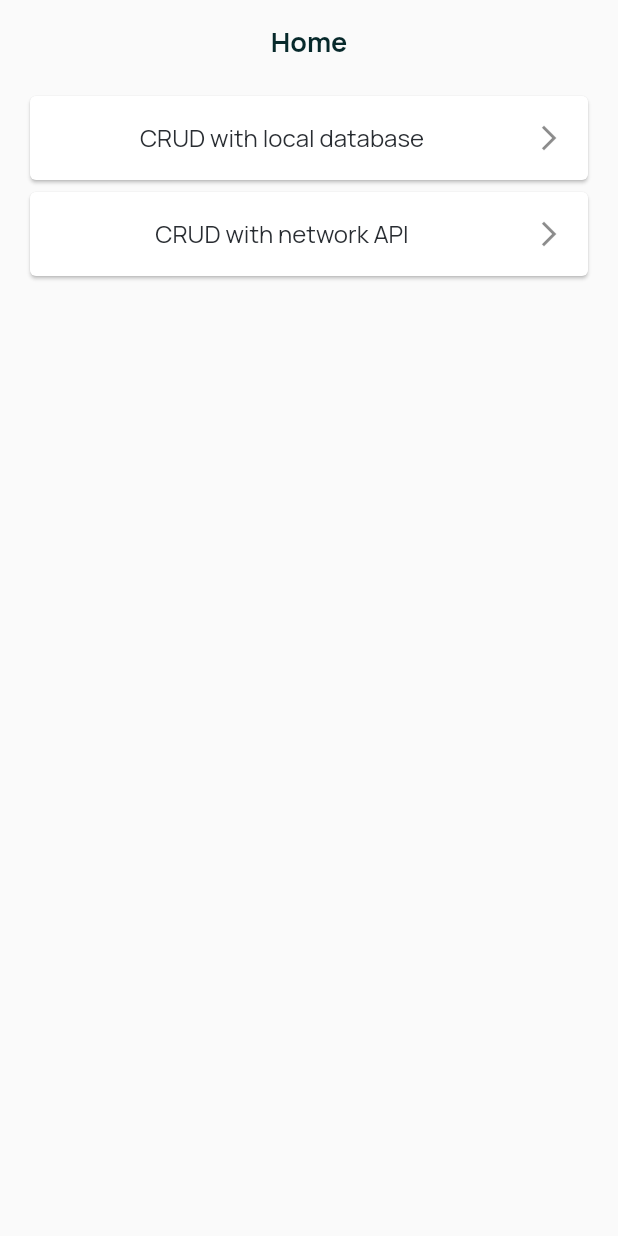
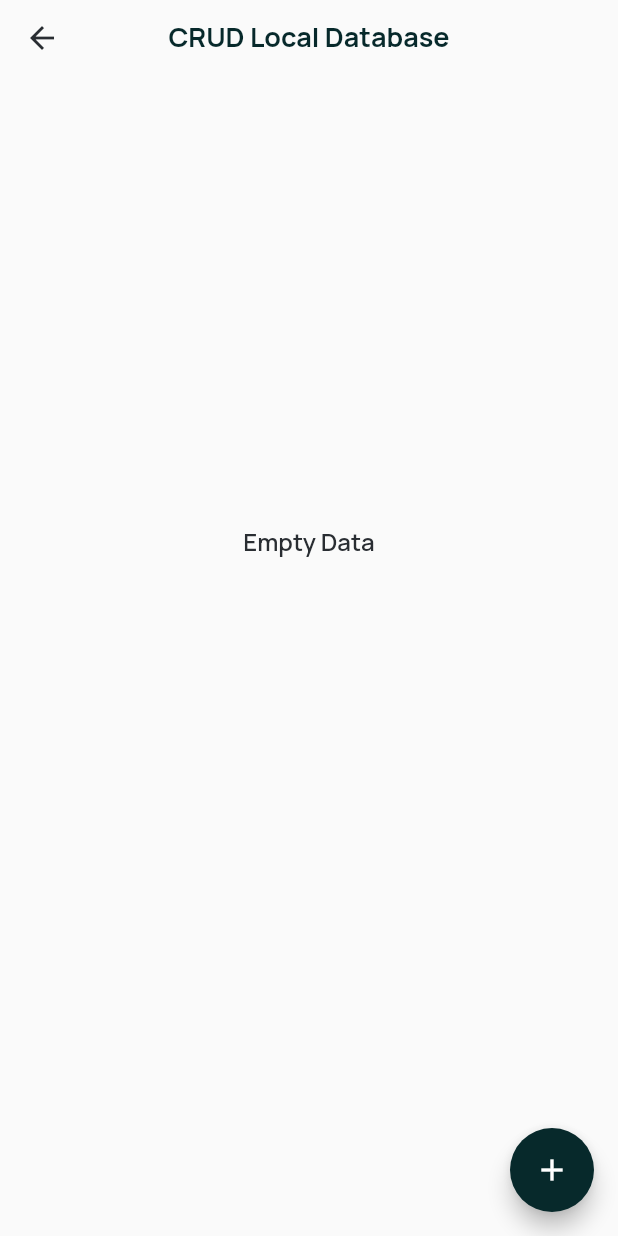
Before and after one commit to AfdulRohmat/crud_local_and_api_flutter, a Flutter app: the screen it shows after launch, after a tap on "CRUD with local database", on a phone screen of 412 x 824 dp. Run offline on Flutter 3.47's test engine with Material 2 defaults, Android fonts, the light colour scheme and no system bars; our stand-ins replace get, google_fonts, sqflite; accounts and stored records are empty; network calls fail.

Commit message:
crud local db done. All feature is finish, try to implement some additional features

```diff
--- /dev/null
+++ b/lib/data/database/db_helper.dart
@@ -0,0 +1,28 @@
+import 'package:path_provider/path_provider.dart';
+import 'package:path/path.dart';
+import 'package:sqflite/sqflite.dart';
+import 'dart:io' as io;
+
+class DBHelper {
+  static Database? _db;
+
+  Future<Database> get db async {
+    if (_db != null) {
+      return _db!;
+    }
+    _db = await initDatabase();
+    return _db!;
+  }
+
+  initDatabase() async {
+    io.Directory documentDirectory = await getApplicationDocumentsDirectory();
+    String path = join(documentDirectory.path, 'product.db');
+    var db = openDatabase(path, version: 1, onCreate: _onCreate);
+    return db;
+  }
+
+  _onCreate(Database db, int version) {
+    db.execute(
+        "CREATE TABLE product(id INTEGER PRIMARY KEY, title TEXT, price INTEGER, description TEXT)");
+  }
+}
--- a/lib/features/crud_api_feature/views/crud_api_screen.dart
+++ b/lib/features/crud_api_feature/views/crud_api_screen.dart
@@ -19,7 +19,7 @@ class CrudApiScreen extends StatelessWidget {
       appBar: PreferredSize(
         preferredSize: const Size.fromHeight(50),
         child: CustomAppBar(
-          title: "CRUD API",
+          title: "DATA FROM API",
           titleColor: CrudCustomColors.darkGreenMain,
           onLeadingTap: () {
             Get.back();
--- /dev/null
+++ b/lib/features/crud_local_feature/models/product_local_model.dart
@@ -0,0 +1,28 @@
+class ProductLocalModel {
+  ProductLocalModel({
+    this.id,
+    this.title,
+    this.price,
+    this.description,
+  });
+
+  int? id;
+  String? title;
+  double? price;
+  String? description;
+
+  factory ProductLocalModel.fromMap(Map<dynamic, dynamic> json) =>
+      ProductLocalModel(
+        id: json["id"],
+        title: json["title"],
+        price: json["price"].toDouble(),
+        description: json["description"],
+      );
+
+  Map<String, dynamic> toMap() => {
+        "id": id,
+        "title": title,
+        "price": price,
+        "description": description,
+      };
+}
--- /dev/null
+++ b/lib/features/crud_local_feature/repository/crud_local_repository.dart
@@ -0,0 +1,41 @@
+import 'package:produc_crud_app/data/database/db_helper.dart';
+import 'package:produc_crud_app/features/crud_local_feature/models/product_local_model.dart';
+
+class CrudLocalRepository {
+  DBHelper dbHelper = DBHelper();
+  String tableName = "product";
+
+  // GET ALL PRODUCT DATA
+  Future<List<ProductLocalModel>> getProducts() async {
+    var dbClient = await dbHelper.db;
+
+    List<Map> maps = await dbClient
+        .query(tableName, columns: ['id', 'title', 'price', 'description']);
+
+    List<ProductLocalModel> productLocal = [];
+
+    for (int i = 0; i < maps.length; i++) {
+      productLocal.add(ProductLocalModel.fromMap(maps[i]));
+    }
+    return productLocal;
+  }
+
+  // ADD PRODUCT TO DB
+  Future<int> addProductToDB(ProductLocalModel productLocalModel) async {
+    var dbClient = await dbHelper.db;
+    return await dbClient.insert(tableName, productLocalModel.toMap());
+  }
+
+  // UPDATE PRODUCT TO DB
+  Future<int> updateProduct(ProductLocalModel productLocalModel) async {
+    var dbClient = await dbHelper.db;
+    return await dbClient.update(tableName, productLocalModel.toMap(),
+        where: 'id = ?', whereArgs: [productLocalModel.id]);
+  }
+
+  // DELETE PRODUCT FROM DB
+  Future<int> deleteProduct(int id) async {
+    var dbClient = await dbHelper.db;
+    return await dbClient.delete(tableName, where: 'id = ?', whereArgs: [id]);
+  }
+}
--- /dev/null
+++ b/lib/features/crud_local_feature/view_model/crud_local_view_model.dart
@@ -0,0 +1,55 @@
+import 'package:flutter/cupertino.dart';
+import 'package:get/get.dart';
+import 'package:produc_crud_app/features/crud_local_feature/models/product_local_model.dart';
+import 'package:produc_crud_app/features/crud_local_feature/repository/crud_local_repository.dart';
+
+class CrudLocalViewModel extends GetxController {
+  var productList = <ProductLocalModel>[].obs;
+  CrudLocalRepository crudLocalRepository = CrudLocalRepository();
+  TextEditingController titleController = TextEditingController();
+  TextEditingController priceController = TextEditingController();
+  TextEditingController descController = TextEditingController();
+  var isLoading = false.obs;
+
+  setIsLoading(bool value) {
+    isLoading.value = value;
+  }
+
+  @override
+  void onInit() {
+    fetchAllProduct();
+    super.onInit();
+  }
+
+  // FETCH ALL DATA PRODUCT
+  fetchAllProduct() async {
+    setIsLoading(true);
+    var student = await crudLocalRepository.getProducts();
+    productList.value = student;
+    setIsLoading(false);
+  }
+
+  // ADD PRODUCT TO DB
+  addProduct(ProductLocalModel productLocalModel) {
+    setIsLoading(true);
+    crudLocalRepository.addProductToDB(productLocalModel);
+    fetchAllProduct();
+    setIsLoading(false);
+  }
+
+  // UPDATE PRODUCT
+  updateProduct(ProductLocalModel productLocalModel) {
+    setIsLoading(true);
+    crudLocalRepository.updateProduct(productLocalModel);
+    fetchAllProduct();
+    setIsLoading(false);
+  }
+
+  // DELETE PRODUCT
+  deleteProduct(int id) {
+    setIsLoading(true);
+    crudLocalRepository.deleteProduct(id);
+    fetchAllProduct();
+    setIsLoading(false);
+  }
+}
--- /dev/null
+++ b/lib/features/crud_local_feature/views/crud_local_screens.dart
@@ -0,0 +1,113 @@
+import 'package:flutter/cupertino.dart';
+import 'package:flutter/material.dart';
+import 'package:get/get.dart';
+import 'package:google_fonts/google_fonts.dart';
+import 'package:produc_crud_app/features/crud_local_feature/view_model/crud_local_view_model.dart';
+import 'package:produc_crud_app/features/crud_local_feature/views/add_edit_product_screen.dart';
+import 'package:produc_crud_app/features/crud_local_feature/views/widgets/custom_product_local_tile.dart';
+import 'package:produc_crud_app/res/colors/crud_custom_colors.dart';
+import 'package:produc_crud_app/utils/widgets/custom_appbar.dart';
+
+class CrudLocalScreen extends StatelessWidget {
+  CrudLocalScreen({super.key});
+
+  final CrudLocalViewModel crudLocalViewModel = Get.put(CrudLocalViewModel());
+
+  @override
+  Widget build(BuildContext context) {
+    return Scaffold(
+      appBar: PreferredSize(
+        preferredSize: const Size.fromHeight(50),
+        child: CustomAppBar(
+          title: "CRUD Local Database",
+          titleColor: CrudCustomColors.darkGreenMain,
+          onLeadingTap: () {
+            Get.back();
+          },
+          iconLeading: const Icon(Icons.arrow_back),
+        ),
+      ),
+      body: Container(
+        margin: const EdgeInsets.symmetric(horizontal: 8),
+        child: Column(
+          children: [
+            Obx(
+              () {
+                if (crudLocalViewModel.isLoading.value) {
+                  return Column(
+                    mainAxisAlignment: MainAxisAlignment.center,
+                    children: [
+                      const SizedBox(height: 300),
+                      Center(
+                        child: CircularProgressIndicator(
+                          color: CrudCustomColors.darkGreenMain,
+                        ),
+                      ),
+                    ],
+                  );
+                } else {
+                  if (crudLocalViewModel.productList.isEmpty) {
+                    return Column(
+                      children: [
+                        const SizedBox(height: 300),
+                        Center(
+                          child: Text(
+                            "Empty Data",
+                            style: GoogleFonts.manrope(
+                              color: CrudCustomColors.blackMain,
+                              fontSize: 16,
+                              fontWeight: FontWeight.w600,
+                            ),
+                          ),
+                        ),
+                      ],
+                    );
+                  } else {
+                    return Expanded(
+                      child: ListView.builder(
+                        itemBuilder: (context, index) {
+                          var itemPerIndex =
+                              crudLocalViewModel.productList[index];
+                          return CustomProductLocalTile(
+                            title: itemPerIndex.title!,
+                            price: itemPerIndex.price.toString(),
+                            desc: itemPerIndex.description!,
+                            onTileTap: () {
+                              Get.to(
+                                () => AddAndEditProductScreen(
+                                  isAddProductScreen: false,
+                                  id: itemPerIndex.id!,
+                                  title: itemPerIndex.title!,
+                                  price: itemPerIndex.price.toString(),
+                                  desc: itemPerIndex.description!,
+                                ),
+                              );
+                            },
+                            onDelete: () {
+                              crudLocalViewModel
+                                  .deleteProduct(itemPerIndex.id!);
+                            },
+                          );
+                        },
+                        itemCount: crudLocalViewModel.productList.length,
+                      ),
+                    );
+                  }
+                }
+              },
+            )
+          ],
+        ),
+      ),
+      floatingActionButton: FloatingActionButton(
+        onPressed: () {
+          Get.to(() => AddAndEditProductScreen(isAddProductScreen: true));
+        },
+        backgroundColor: CrudCustomColors.darkGreenMain,
+        child: const Center(
+          child: Icon(Icons.add),
+        ),
+      ),
+    );
+  }
+}
--- a/lib/features/home_feature/home_screen.dart
+++ b/lib/features/home_feature/home_screen.dart
@@ -4,6 +4,7 @@ import 'package:flutter/src/widgets/framework.dart';
 import 'package:get/get.dart';
 import 'package:google_fonts/google_fonts.dart';
 import 'package:produc_crud_app/features/crud_api_feature/views/crud_api_screen.dart';
+import 'package:produc_crud_app/features/crud_local_feature/views/crud_local_screens.dart';
 import 'package:produc_crud_app/res/colors/crud_custom_colors.dart';
 import 'package:produc_crud_app/utils/widgets/custom_appbar.dart';
 
@@ -32,7 +33,7 @@ class HomeScreen extends StatelessWidget {
           children: [
             Card(
               child: ListTile(
-                onTap: () {},
+                onTap: () => Get.to(() => CrudLocalScreen()),
                 title: Text(
                   "CRUD with local database",
                   textAlign: TextAlign.center,
@@ -50,9 +51,9 @@ class HomeScreen extends StatelessWidget {
             ),
             Card(
               child: ListTile(
-                onTap: () => Get.to(() =>  CrudApiScreen()),
+                onTap: () => Get.to(() => CrudApiScreen()),
                 title: Text(
-                  "CRUD with network API",
+                  "Load Data From API",
                   textAlign: TextAlign.center,
                   style: GoogleFonts.manrope(
                     color: CrudCustomColors.blackMain,
--- a/lib/utils/widgets/custom_form_field.dart
+++ b/lib/utils/widgets/custom_form_field.dart
@@ -56,7 +56,7 @@ class _CustomFormFieldState extends State<CustomFormField> {
           ),
           focusedBorder: OutlineInputBorder(
             borderRadius: const BorderRadius.all(
-              Radius.circular(16.0),
+              Radius.circular(8.0),
             ),
             borderSide: BorderSide(
               width: 1,
@@ -66,7 +66,7 @@ class _CustomFormFieldState extends State<CustomFormField> {
           ),
           enabledBorder: OutlineInputBorder(
             borderRadius: const BorderRadius.all(
-              Radius.circular(16.0),
+              Radius.circular(8.0),
             ),
             borderSide: BorderSide(
               width: 1,
--- a/pubspec.yaml
+++ b/pubspec.yaml
@@ -39,6 +39,8 @@ dependencies:
   get: ^4.6.5
   get_storage: ^2.0.3
   google_fonts: ^3.0.1
+  sqflite: ^2.0.3+1
+  path_provider: ^2.0.11
 
 dev_dependencies:
   flutter_test:
```
Also changed, not shown: lib/features/crud_local_feature/views/add_edit_product_screen.dart (added, +241 -0 lines), lib/features/crud_local_feature/views/widgets/custom_product_local_tile.dart (added, +89 -0 lines), pubspec.lock, 1 other file.
